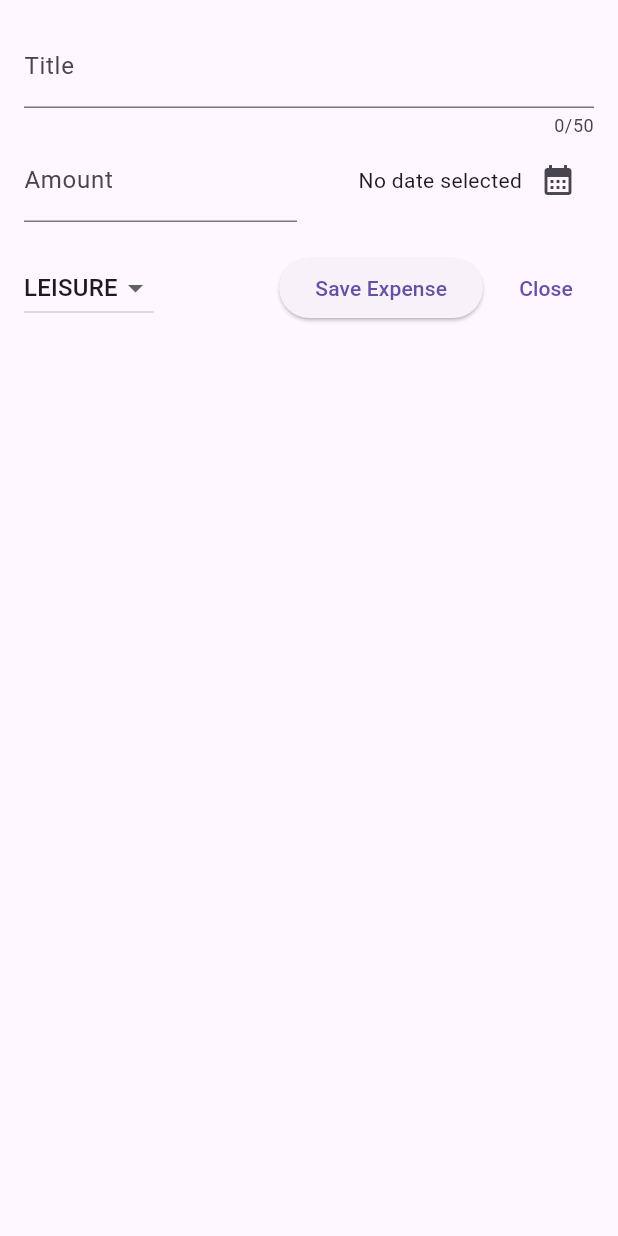
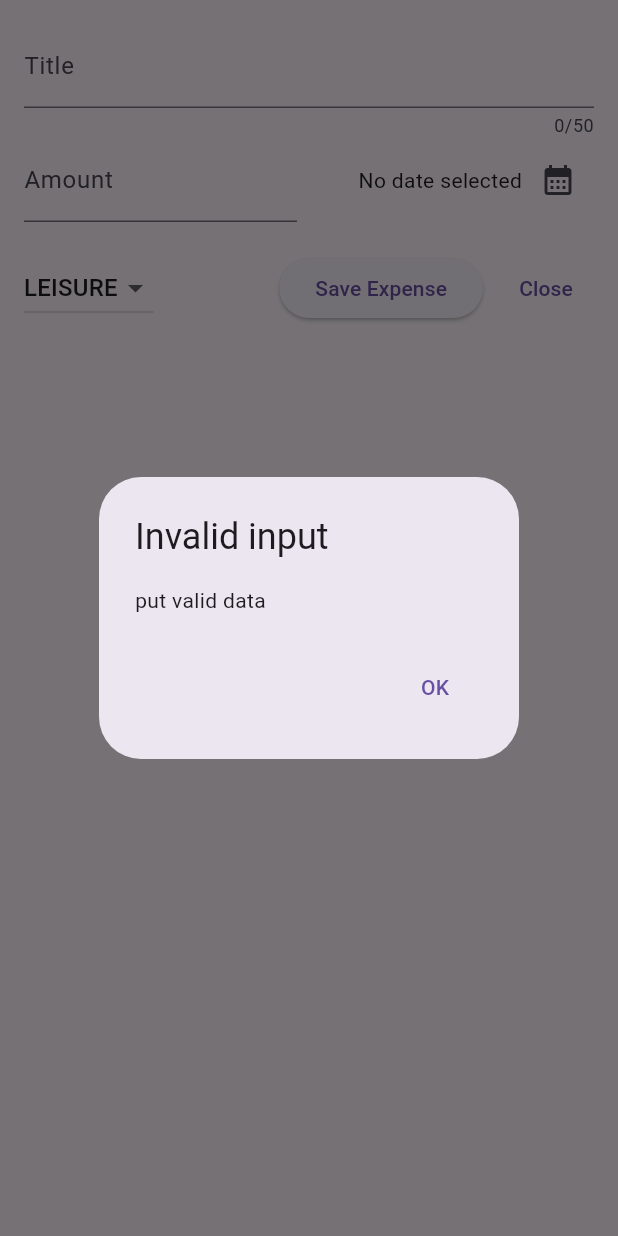
Before and after one commit to REBjr13/expenses_tracker, a Flutter app: the NewExpense widget shown alone on an empty page, opened directly, after a tap on "Save Expense", on a phone screen of 412 x 824 dp. Run offline on Flutter 3.47's test engine with Material 3 defaults, Android fonts, the phone set to English and light mode, and no system bars.

Commit message:
Put error dialog in case of invalid input

```diff
--- a/lib/widgets/new_expense.dart
+++ b/lib/widgets/new_expense.dart
@@ -41,7 +41,25 @@ class _NewExpenseState extends State<NewExpense> {
     if (_titleControl.text.trim().isEmpty ||
         amountIsInvalid ||
         _selectedDate == null) //checks for empty spaces
-    {}
+    {
+      showDialog(
+        context: context,
+        builder:
+            (ctx) => AlertDialog(
+              title: Text('Invalid input'),
+              content: Text("put valid data"),
+              actions: [
+                TextButton(
+                  onPressed: () {
+                    Navigator.pop(context);
+                  },
+                  child: Text('OK'),
+                ),
+              ],
+            ),
+      );
+      return;
+    }
   }
 
   @override
```
